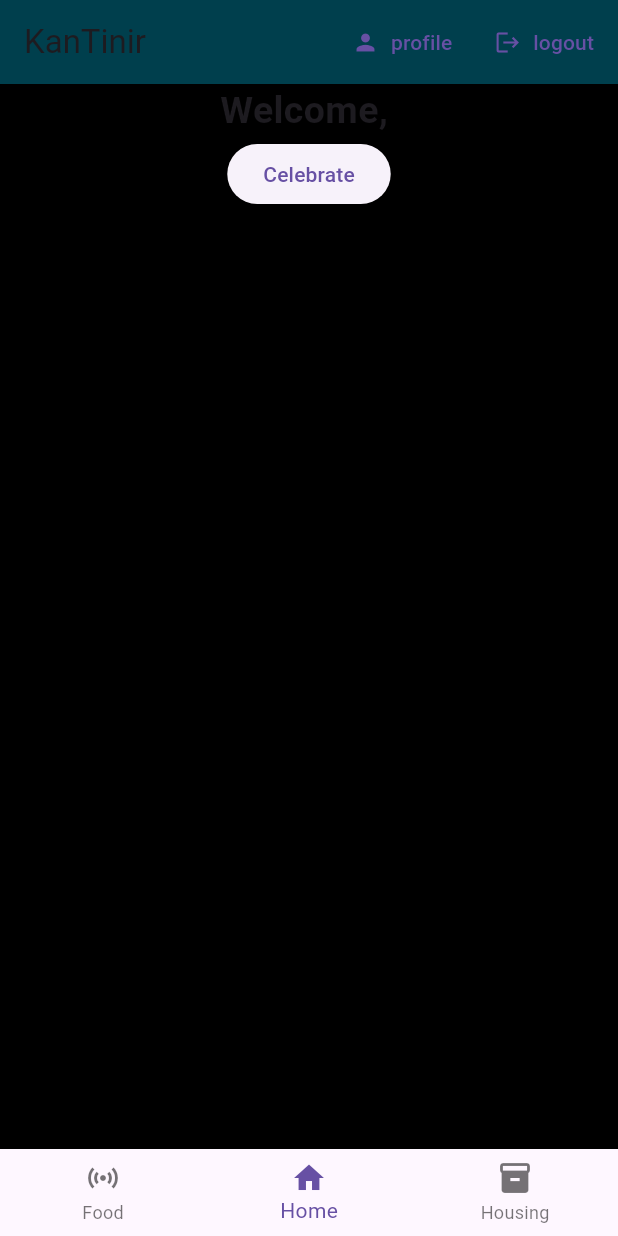
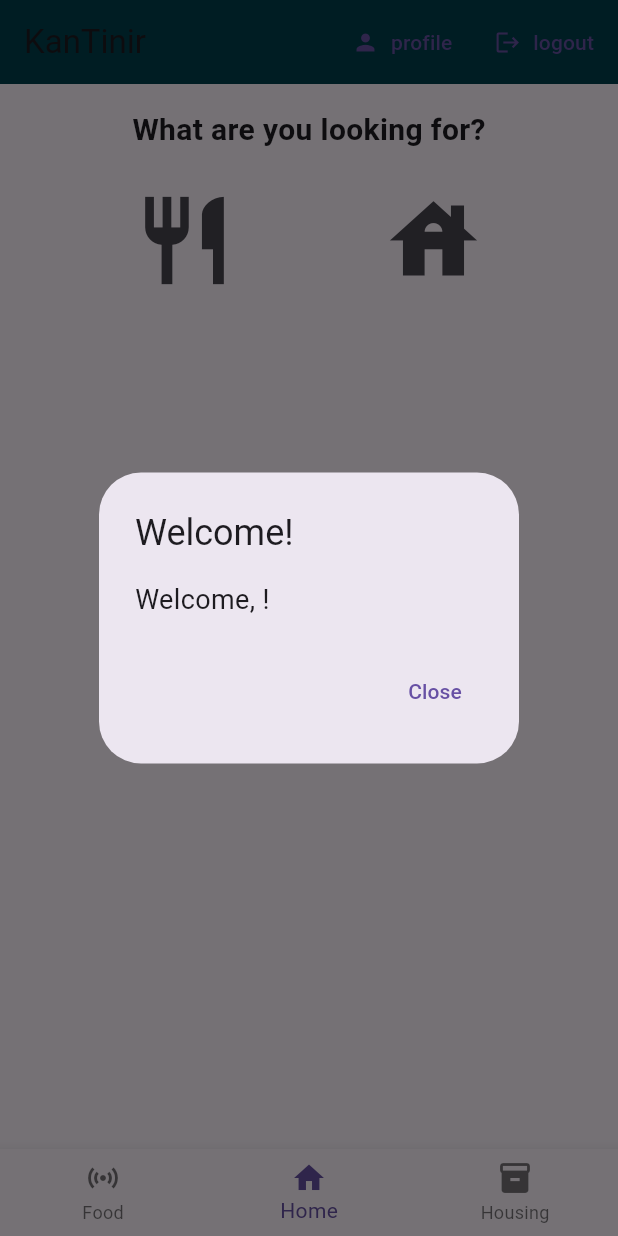
Before and after one commit to Gab4code/CMSC_128_PrototypeRepo, a Flutter app: the screen it shows once a user with an empty profile is signed in, on a phone screen of 412 x 824 dp. Run offline on Flutter 3.47's test engine with Material 3 defaults, Android fonts, the phone set to English and light mode, and no system bars; our stand-ins replace cloud_firestore, confetti, firebase_auth, firebase_core, firebase_storage, flutter_rating_bar and 3 more; accounts and stored records are empty.

Commit message:
added partial homepage

```diff
--- a/kantinir_mobile_app/lib/screens/home/home_content.dart
+++ b/kantinir_mobile_app/lib/screens/home/home_content.dart
@@ -11,9 +11,10 @@ import 'package:flutter_slidable/flutter_slidable.dart';
 import 'package:kantinir_mobile_app/services/my_list_tile.dart';
 import '../food_page/foodPage.dart';
 import '../housing_page/housingPage.dart';
+import 'package:rxdart/rxdart.dart';
 
 class Home_contentPage extends StatefulWidget {
-  const Home_contentPage({super.key});
+  const Home_contentPage({Key? key}) : super(key: key);
 
   @override
   State<Home_contentPage> createState() => _Home_contentPageState();
@@ -22,113 +23,208 @@ class Home_contentPage extends StatefulWidget {
 class _Home_contentPageState extends State<Home_contentPage> {
   final currentUser = FirebaseAuth.instance.currentUser!;
   bool _showImage = false;
+  Widget currentPage = Container();
+  int currentIndex = 0;
+
+
+
+
+
+  @override
+  void initState() {
+    super.initState();
+    _showWelcomeDialog();
+  }
+
+  void _showWelcomeDialog() {
+    Future.delayed(Duration.zero, () {
+      showDialog(
+        context: context,
+        builder: (BuildContext context) {
+          return AlertDialog(
+            title: Text("Welcome!"),
+            content: StreamBuilder<DocumentSnapshot>(
+              stream: FirebaseFirestore.instance
+                  .collection("Users")
+                  .doc(currentUser.email)
+                  .snapshots(),
+              builder: (context, snapshot) {
+                if (snapshot.hasData) {
+                  final userData =
+                      snapshot.data!.data() as Map<String, dynamic>;
+                  return Text(
+                    "Welcome, ${userData["username"]}!",
+                    style: TextStyle(fontSize: 18),
+                  );
+                } else if (snapshot.hasError) {
+                  return Text('Error ${snapshot.error}');
+                }
+                return CircularProgressIndicator();
+              },
+            ),
+            actions: <Widget>[
+              TextButton(
+                onPressed: () {
+                  Navigator.of(context).pop();
+                },
+                child: Text('Close'),
+              ),
+            ],
+          );
+        },
+      );
+    });
+  }
 
 
 
   @override
   Widget build(BuildContext context) {
     return Scaffold(
-        body: StreamBuilder<DocumentSnapshot>(
-          stream: FirebaseFirestore.instance
-          .collection("Users")
-          .doc(currentUser.email)
-          .snapshots(),
+      body: Column(
+        crossAxisAlignment: CrossAxisAlignment.stretch,
+        children: [
+          Center(
+            child: Container(
+              padding: EdgeInsets.all(16.0),
+              child: Text(
+                "What are you looking for?",
+                style: TextStyle(
+                  fontWeight: FontWeight.bold,
+                  fontSize: 20,
+                ),
+              ),
+            ),
+          ),
+          Row(
+            mainAxisAlignment: MainAxisAlignment.spaceEvenly,
+            children: [
+              IconButton(
+                icon: Icon(Icons.restaurant, size: 70,),
+                onPressed: () {
+                  Navigator.push(
+                    context,
+                    MaterialPageRoute(builder: (context) => FoodPage()),
+                  );
+                },
+              ),
+              IconButton(
+                icon: Icon(Icons.house, size: 70),
+                onPressed: () {
+                  Navigator.push(
+                    context,
+                    MaterialPageRoute(builder: (context) => HousingPage()),
+                  );
+                },
+              ),
+            ],
+          ),
+          Flexible(
+            child: FoodPageList(),
+          ),
+        ],
+      ),
+    );
+  }
+}
 
-          builder: (context, snapshot) {
-            if (snapshot.hasData) {
-              final userData = snapshot.data!.data() as Map<String, dynamic>;
-              String colorName = userData["fcolor"].toString().toLowerCase();
+class FoodPageList extends StatelessWidget {
+  final CollectionReference _kaon = FirebaseFirestore.instance.collection("kaon");
 
-              Color selectedColor = ColorMapper.getColor(colorName);
-
-              return Container(
-                color: selectedColor,
-                child: Center(
+  @override Widget build(BuildContext context) {
+    return Scaffold(
+      body: Center(
         child: Column(
           children: [
-                      Text("Welcome, "+userData["username"], style: TextStyle(fontWeight: FontWeight.bold, fontSize: 25),),
+            Container(
+              height: 400,
+              child: StreamBuilder<QuerySnapshot>(
+                stream: _kaon.orderBy('averageRating', descending: true).snapshots(),
+                builder: (context, AsyncSnapshot<QuerySnapshot> snapshots) {
+                  if (snapshots.connectionState == ConnectionState.waiting) {
+                    return Center(
+                      child: CircularProgressIndicator(color: Colors.green),
+                    );
+                  }
+                  if (snapshots.hasData) {
+                    return ListView.builder(
+                      itemCount: snapshots.data!.docs.length,
+                      itemBuilder: (context, index) {
+                        final DocumentSnapshot records = snapshots.data!.docs[index];
+                        final reviewsCollection = records.reference.collection('reviews');
 
-
-                      ElevatedButton(onPressed: () {
-                        setState((){
-                          _showImage = !_showImage;
-                        });
-                      }, child: Text('Celebrate'))
+                        return StreamBuilder<double>(
+                          stream: getAverageRatingStream(reviewsCollection, records.reference),
+                          builder: (context, snapshot) {
+                            if (snapshot.connectionState == ConnectionState.waiting) {
+                              return CircularProgressIndicator();
+                            }
+                            if (snapshot.hasData) {
+                              final averageRating = snapshot.data!;
+                              return Padding(
+                                padding: const EdgeInsets.symmetric(vertical: 8.0, horizontal: 16.0),
+                                child: GestureDetector(
+                                  onTap: () {
+                                    Navigator.pushNamed(context, records["name"]);
+                                  },
+                                  child: Slidable(
+                                    startActionPane: ActionPane(motion: StretchMotion(), children: []),
+                                    child: Container(
+                                      decoration: BoxDecoration(
+                                        border: Border.all(
+                                          color: Colors.grey,
+                                          width: 1.0,
+                                        ),
+                                        borderRadius: BorderRadius.circular(8.0),
+                                      ),
+                                      child: ListTile(
+                                        title: Text(records["name"]),
+                                        subtitle: Text(records["owner"] + '\n' + (records["fb link"]) + '\n' + (records["location"])),
+                                        trailing: Text('Average Rating: ${averageRating.toStringAsFixed(1)}'),
+                                      ),
+                                    ),
+                                  ),
+                                ),
+                              );
+                            }
+                            return Container(); // Placeholder while waiting for rating
+                          },
+                        );
+                      },
+                    );
+                  }
+                  return Center(
+                    child: CircularProgressIndicator(color: Colors.red),
+                  );
+                },
+              ),
+            ),
           ],
         ),
-
       ),
-
-
-              );
-            } else if (snapshot.hasError) {
-                return Center(child: Text('Error${snapshot.error}')
     );
   }
 
+  Stream<double> getAverageRatingStream(CollectionReference reviewsCollection, DocumentReference documentReference) {
+    return reviewsCollection.snapshots().map((snapshot) {
+      if (snapshot.docs.isEmpty) {
+        return 0.0;
+      }
 
-
-            return const Center(
-              child: CircularProgressIndicator(),
-            );
-
-          },
-        ),
-
-
-        bottomNavigationBar: _showImage
-        ? Container(
-          color: Colors.grey[200],
-          height: 150,
-          child: Column(
-            mainAxisAlignment: MainAxisAlignment.center,
-            children: [
-
-                Image.network(
-                  'https://media.tenor.com/RcX3hUY425kAAAAi/toothless-dragon-toothless.gif',
-                  height: 80,
-                  width: 80,
-                ),
-
-                SizedBox(height: 8),
-
-                Text("Happy Birthday! ${currentUser.email!.split('@')[0]}",
-                style: TextStyle(
-                  fontSize: 18,
-                  fontWeight: FontWeight.bold,
-                ),)
-
-            ],
-          ),
-        )
-        : SizedBox(),
-
-
-
-        // appBar: AppBar(
-        //   body: Co
-        //   title: Text('Add Sensor',
-        //       style: TextStyle(color: Colors.black), textAlign: TextAlign.center),
-        //   backgroundColor: Colors.transparent,
-        //   elevation: 0,
-        // ),
-        );
-
+      double totalRating = 0;
+      for (var doc in snapshot.docs) {
+        final data = doc.data();
+        if (data != null && data is Map<String, dynamic> && data.containsKey('rating')) {
+          final rating = data['rating'];
+          if (rating is num) {
+            totalRating += rating.toDouble(); // Assuming rating is a numeric value
+          }
         }
       }
 
-class ColorMapper{
-  static final Map<String, Color> colorMap = {
-    'red' : Colors.red,
-    'orange' : Colors.orange,
-    'yellow' : Colors.yellow,
-    'green' :Colors.green,
-    'blue' : Colors.blue,
-  };
-
-
-
-static Color getColor(String colorName) {
-  return colorMap[colorName.toLowerCase()] ?? Colors.black;
+      final averageRating = totalRating / snapshot.docs.length;
+      documentReference.update({'averageRating': averageRating}); // Update Firestore with the average rating
+      return averageRating;
+    });
   }
 }
--- a/kantinir_mobile_app/pubspec.yaml
+++ b/kantinir_mobile_app/pubspec.yaml
@@ -35,8 +35,8 @@ dependencies:
   intro_slider: ^4.2.0
   intl: ^0.17.0
   flutter_rating_bar: ^4.0.1
-
-
+  shared_preferences: ^2.2.2
+  rxdart: ^0.27.7
   # The following adds the Cupertino Icons font to your application.
   # Use with the CupertinoIcons class for iOS style icons.
   cupertino_icons: ^1.0.2
```
Also changed, not shown: kantinir_mobile_app/pubspec.lock, 1 other file. Lines whose indentation alone changed are shown as unchanged.
